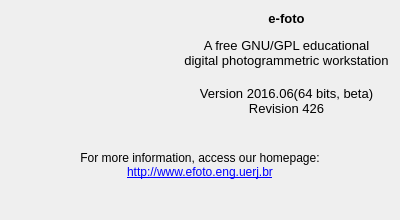
This is qt/infrastructure/AboutLayout.ui in e-foto/e-foto as Qt 5 draws it before an edit. The edited form follows.
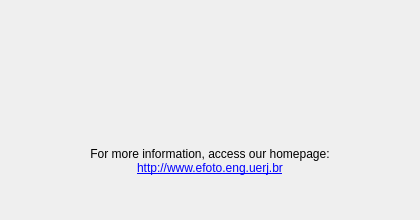
This is the edited form. Icons and pictures are not drawn.

Commit message: Version and revision numbers are now retrieved locally at compile time By Irving

What changed in the file:
```diff
--- a/qt/infrastructure/AboutLayout.ui
+++ b/qt/infrastructure/AboutLayout.ui
@@ -9,7 +9,7 @@
    <rect>
     <x>0</x>
     <y>0</y>
-    <width>400</width>
+    <width>420</width>
     <height>220</height>
    </rect>
   </property>
@@ -21,13 +21,13 @@
   </property>
   <property name="minimumSize">
    <size>
-    <width>400</width>
+    <width>420</width>
     <height>220</height>
    </size>
   </property>
   <property name="maximumSize">
    <size>
-    <width>400</width>
+    <width>420</width>
     <height>220</height>
    </size>
   </property>
@@ -65,10 +65,7 @@
 &lt;html&gt;&lt;head&gt;&lt;meta name=&quot;qrichtext&quot; content=&quot;1&quot; /&gt;&lt;style type=&quot;text/css&quot;&gt;
 p, li { white-space: pre-wrap; }
 &lt;/style&gt;&lt;/head&gt;&lt;body style=&quot; font-family:'Ubuntu'; font-size:11pt; font-weight:400; font-style:normal;&quot;&gt;
-&lt;p style=&quot; margin-top:18px; margin-bottom:12px; margin-left:0px; margin-right:0px; -qt-block-indent:0; text-indent:0px;&quot;&gt;&lt;span style=&quot; font-family:'Sans'; font-size:10pt; font-weight:600;&quot;&gt;e-foto&lt;/span&gt;&lt;/p&gt;
-&lt;p style=&quot; margin-top:0px; margin-bottom:0px; margin-left:0px; margin-right:0px; -qt-block-indent:0; text-indent:0px;&quot;&gt;&lt;span style=&quot; font-family:'Sans'; font-size:10pt;&quot;&gt;A free GNU/GPL educational&lt;br /&gt;digital photogrammetric workstation&lt;br /&gt;&lt;/span&gt;&lt;/p&gt;
-&lt;p style=&quot; margin-top:0px; margin-bottom:0px; margin-left:0px; margin-right:0px; -qt-block-indent:0; text-indent:0px;&quot;&gt;&lt;span style=&quot; font-family:'Sans'; font-size:10pt;&quot;&gt;Version 2016.06(64 bits, beta)&lt;/span&gt;&lt;/p&gt;
-&lt;p style=&quot; margin-top:0px; margin-bottom:0px; margin-left:0px; margin-right:0px; -qt-block-indent:0; text-indent:0px;&quot;&gt;&lt;span style=&quot; font-family:'Sans'; font-size:10pt;&quot;&gt;Revision 426&lt;/span&gt;&lt;/p&gt;&lt;/body&gt;&lt;/html&gt;</string>
+&lt;p style=&quot;-qt-paragraph-type:empty; margin-top:0px; margin-bottom:0px; margin-left:0px; margin-right:0px; -qt-block-indent:0; text-indent:0px; font-family:'Ubuntu';&quot;&gt;&lt;br /&gt;&lt;/p&gt;&lt;/body&gt;&lt;/html&gt;</string>
      </property>
      <property name="textFormat">
       <enum>Qt::AutoText</enum>
```
Left out of the diff: 48 changed lines with no effect on the pictures. The commit also changes 4 other files.
